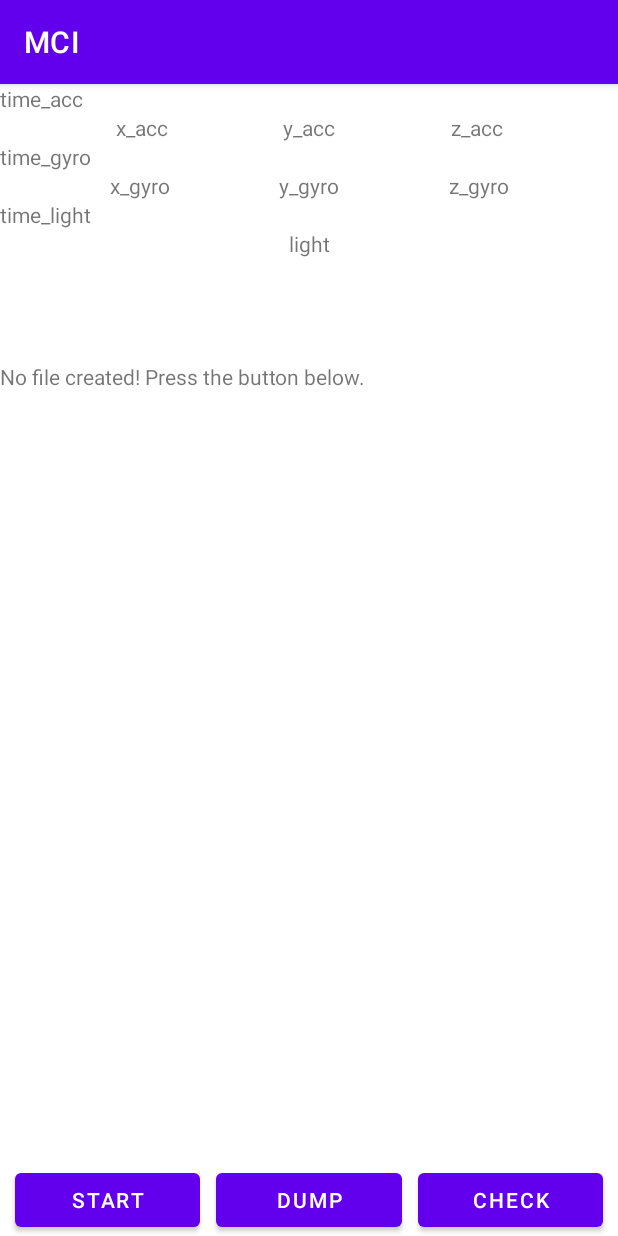
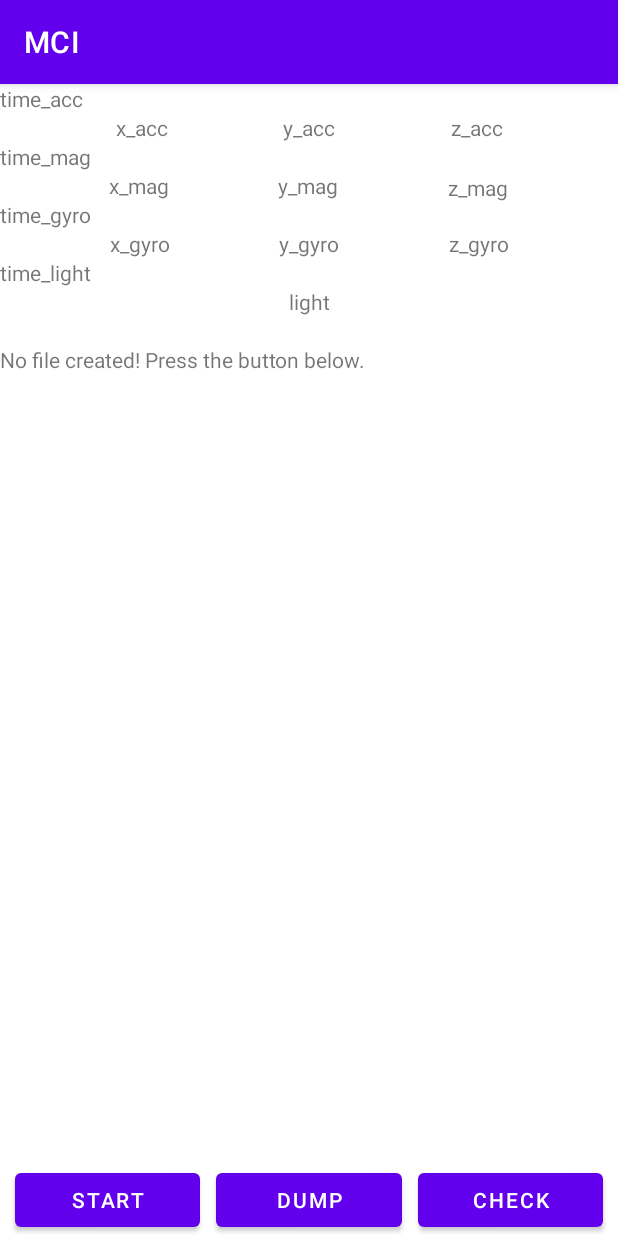
Before and after one commit to AdwaitB/visual-positioning-mci, an Android app: the screen it shows after launch (MainActivity), on a phone screen of 412 x 824 dp. Run offline under Robolectric (Android 15) with nearby library versions, the phone set to English and light mode, and no system bars.

Commit message:
added magnetometer changes with some fixup

```diff
--- a/app/src/main/java/com/example/mci/MainActivity.java
+++ b/app/src/main/java/com/example/mci/MainActivity.java
@@ -31,8 +31,9 @@ public class MainActivity extends AppCompatActivity implements SensorEventListen
     private Button toggleBucketing, dumpData, checkfile;
 
     private TextView x_acc, y_acc, z_acc;
+    private TextView x_mag, y_mag, z_mag;
     private TextView x_gyro, y_gyro, z_gyro;
-    private TextView time_acc, time_gyro, time_light;
+    private TextView time_acc, time_mag, time_gyro, time_light;
     private TextView light;
     private TextView status;
 
@@ -44,6 +45,12 @@ public class MainActivity extends AppCompatActivity implements SensorEventListen
         x_acc = (TextView) findViewById(R.id.x_acc);
         y_acc = (TextView) findViewById(R.id.y_acc);
         z_acc = (TextView) findViewById(R.id.z_acc);
+
+        time_mag = (TextView) findViewById(R.id.time_mag);
+
+        x_mag = (TextView) findViewById(R.id.x_mag);
+        y_mag = (TextView) findViewById(R.id.y_mag);
+        z_mag = (TextView) findViewById(R.id.z_mag);
 
         time_gyro = (TextView) findViewById(R.id.time_gyro);
 
@@ -113,19 +120,25 @@ public class MainActivity extends AppCompatActivity implements SensorEventListen
         sensorManager.registerListener(
                 this,
                 sensorManager.getDefaultSensor(Sensor.TYPE_ACCELEROMETER),
-                SensorManager.SENSOR_DELAY_NORMAL
+                SensorManager.SENSOR_DELAY_FASTEST
+        );
+
+        sensorManager.registerListener(
+                this,
+                sensorManager.getDefaultSensor(Sensor.TYPE_MAGNETIC_FIELD),
+                SensorManager.SENSOR_DELAY_FASTEST
         );
 
         sensorManager.registerListener(
                 this,
                 sensorManager.getDefaultSensor(Sensor.TYPE_GYROSCOPE),
-                SensorManager.SENSOR_DELAY_NORMAL
+                SensorManager.SENSOR_DELAY_FASTEST
         );
 
         sensorManager.registerListener(
                 this,
                 sensorManager.getDefaultSensor(Sensor.TYPE_LIGHT),
-                SensorManager.SENSOR_DELAY_NORMAL
+                SensorManager.SENSOR_DELAY_FASTEST
         );
     }
 
@@ -158,6 +171,13 @@ public class MainActivity extends AppCompatActivity implements SensorEventListen
             this.y_acc.setText("Y acc: " + sensorEvent.values[1]);
             this.z_acc.setText("Z acc: " + sensorEvent.values[2]);
         }
+        else if(sensorEvent.sensor.getType()==Sensor.TYPE_MAGNETIC_FIELD){
+            this.time_mag.setText("Gyro Time : " + sensorEvent.timestamp);
+
+            this.x_mag.setText("X acc: " + sensorEvent.values[0]);
+            this.y_mag.setText("Y acc: " + sensorEvent.values[1]);
+            this.z_mag.setText("Z acc: " + sensorEvent.values[2]);
+        }
         else if(sensorEvent.sensor.getType()==Sensor.TYPE_GYROSCOPE){
             this.time_gyro.setText("Gyro Time : " + sensorEvent.timestamp);
 
--- a/app/src/main/java/com/example/mci/sensorcapture/ReadingBucket.java
+++ b/app/src/main/java/com/example/mci/sensorcapture/ReadingBucket.java
@@ -27,7 +27,7 @@ public class ReadingBucket {
 
         SENSOR_READING_SIZES.put(Sensor.TYPE_ACCELEROMETER, 3);
         SENSOR_READING_SIZES.put(Sensor.TYPE_MAGNETIC_FIELD, 3);
-        SENSOR_READING_SIZES.put(Sensor.TYPE_GYROSCOPE, 2);
+        SENSOR_READING_SIZES.put(Sensor.TYPE_GYROSCOPE, 3);
         SENSOR_READING_SIZES.put(Sensor.TYPE_LIGHT, 1);
 
         for(Integer key : SENSOR_READING_SIZES.keySet()) {
@@ -43,6 +43,7 @@ public class ReadingBucket {
         SENSOR_INDEX_TO_NAME.put(7, "mag_z");
         SENSOR_INDEX_TO_NAME.put(3, "gyro_x");
         SENSOR_INDEX_TO_NAME.put(4, "gyro_y");
+        SENSOR_INDEX_TO_NAME.put(4, "gyro_z");
         SENSOR_INDEX_TO_NAME.put(8, "light");
     }
 
--- a/app/src/main/java/com/example/mci/sensorcapture/SensorCaptureTask.java
+++ b/app/src/main/java/com/example/mci/sensorcapture/SensorCaptureTask.java
@@ -7,12 +7,11 @@ import com.example.mci.utils.TimeUtils;
 import java.io.File;
 import java.io.FileOutputStream;
 import java.io.IOException;
-import java.util.HashMap;
 import java.util.Map;
 import java.util.TreeMap;
 
 public class SensorCaptureTask {
-    private static final int BUCKET_WINDOW = 1000000000;
+    private static final int BUCKET_WINDOW = 5000000;
 
     private Map<Long, ReadingBucket> buckets;
 
--- a/app/src/main/res/layout/activity_main.xml
+++ b/app/src/main/res/layout/activity_main.xml
@@ -86,7 +86,6 @@
         android:id="@+id/time"
         android:layout_width="0dp"
         android:layout_height="wrap_content"
-        android:layout_marginTop="50dp"
         app:layout_constraintEnd_toEndOf="parent"
         app:layout_constraintHorizontal_bias="0.0"
         app:layout_constraintStart_toStartOf="parent"
@@ -145,7 +144,7 @@
         android:text="time_gyro"
         app:layout_constraintEnd_toEndOf="parent"
         app:layout_constraintStart_toStartOf="parent"
-        app:layout_constraintTop_toBottomOf="@+id/y_acc" />
+        app:layout_constraintTop_toBottomOf="@+id/y_mag" />
 
     <TextView
         android:id="@+id/time_light"
@@ -156,4 +155,45 @@
         app:layout_constraintStart_toStartOf="parent"
         app:layout_constraintTop_toBottomOf="@+id/y_gyro" />
 
+    <TextView
+        android:id="@+id/time_mag"
+        android:layout_width="0dp"
+        android:layout_height="wrap_content"
+        android:text="time_mag"
+        app:layout_constraintEnd_toEndOf="parent"
+        app:layout_constraintStart_toStartOf="parent"
+        app:layout_constraintTop_toBottomOf="@+id/y_acc" />
+
+    <TextView
+        android:id="@+id/y_mag"
+        android:layout_width="wrap_content"
+        android:layout_height="wrap_content"
+        android:layout_marginStart="176dp"
+        android:layout_marginLeft="176dp"
+        android:layout_marginEnd="177dp"
+        android:layout_marginRight="177dp"
+        android:text="y_mag"
+        app:layout_constraintEnd_toEndOf="parent"
+        app:layout_constraintStart_toStartOf="parent"
+        app:layout_constraintTop_toBottomOf="@+id/time_mag" />
+
+    <TextView
+        android:id="@+id/x_mag"
+        android:layout_width="wrap_content"
+        android:layout_height="wrap_content"
+        android:text="x_mag"
+        app:layout_constraintEnd_toStartOf="@+id/y_mag"
+        app:layout_constraintStart_toStartOf="parent"
+        app:layout_constraintTop_toBottomOf="@+id/time_mag" />
+
+    <TextView
+        android:id="@+id/z_mag"
+        android:layout_width="wrap_content"
+        android:layout_height="wrap_content"
+        android:layout_marginTop="1dp"
+        android:text="z_mag"
+        app:layout_constraintEnd_toEndOf="parent"
+        app:layout_constraintStart_toEndOf="@+id/y_mag"
+        app:layout_constraintTop_toBottomOf="@+id/time_mag" />
+
 </androidx.constraintlayout.widget.ConstraintLayout>
```
